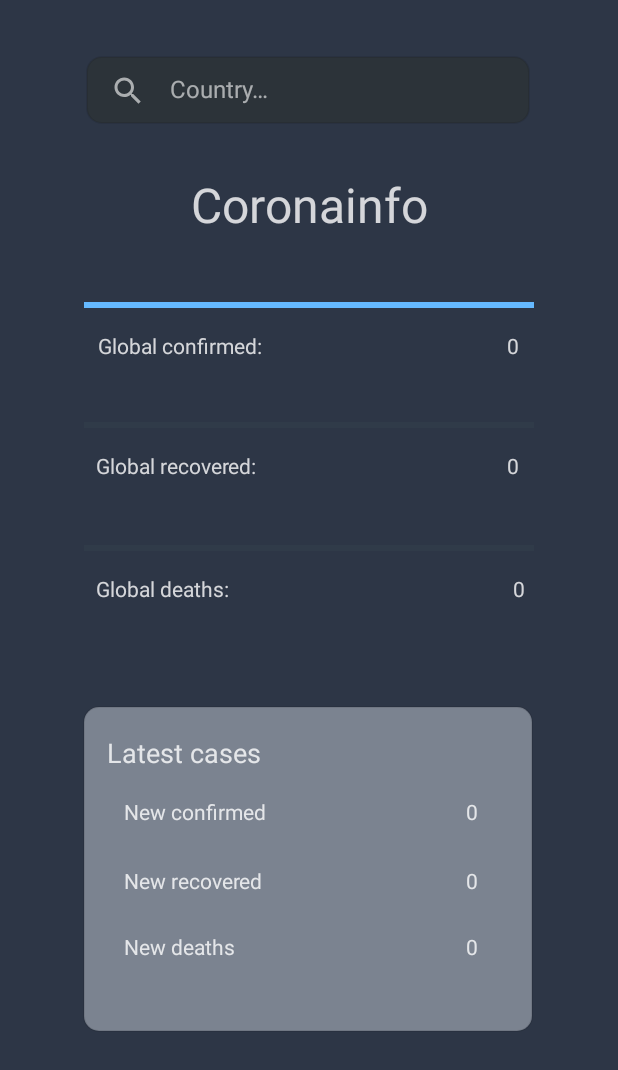
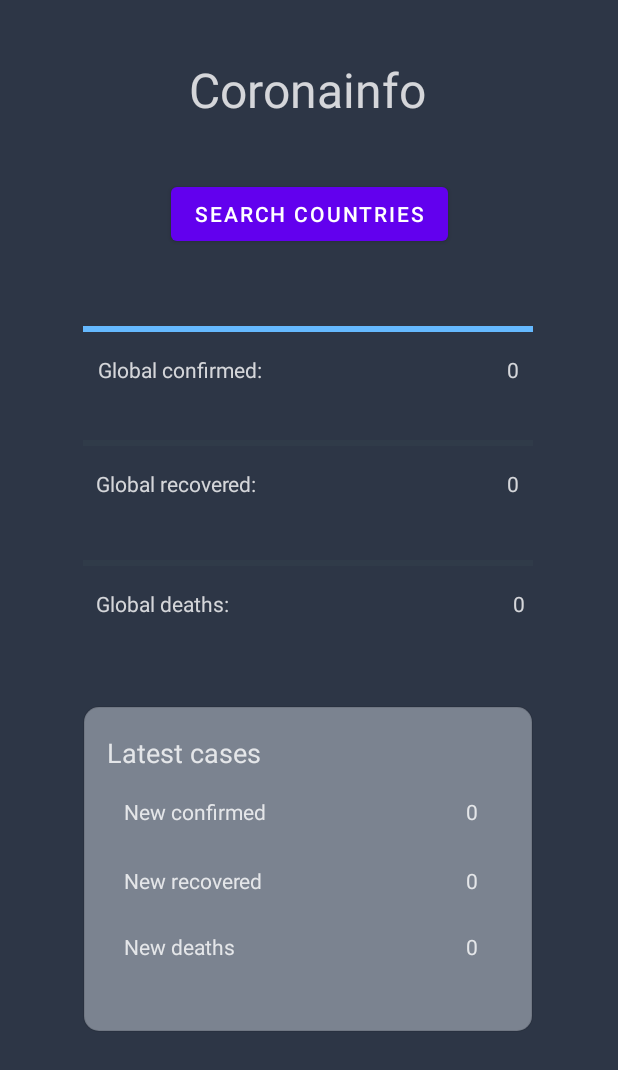
Before and after one commit to andras-adam/coronainfo, an Android app: the screen it shows after launch (HomeActivity), on a phone screen of 412 x 824 dp. Shown: the top 1070 px of the screen. Run offline under Robolectric (Android 15) with nearby library versions, the phone set to English and light mode, and no system bars.

Commit message:
Replaced searchbar with button

```diff
--- a/app/src/main/java/eu/covidinfo/app/HomeActivity.java
+++ b/app/src/main/java/eu/covidinfo/app/HomeActivity.java
@@ -33,7 +33,7 @@ public class HomeActivity extends AppCompatActivity {
     }
 
     private void searchClickListener() {
-        View view = findViewById(R.id.viewSearch);
+        View view = findViewById(R.id.searchButton);
         view.setOnClickListener(target -> {
             Intent intent = new Intent(this, SearchActivity.class);
             startActivity(intent);
--- a/app/src/main/res/layout/activity_home.xml
+++ b/app/src/main/res/layout/activity_home.xml
@@ -7,47 +7,6 @@
     android:layout_height="match_parent"
     android:background="#2D3646"
     tools:context=".CountryActivity">
-
-    <!-- SEARCHBAR -->
-
-    <View
-        android:id="@+id/viewSearch"
-        android:layout_width="296dp"
-        android:layout_height="45dp"
-        android:background="@drawable/bg_search"
-        app:layout_constraintBottom_toBottomOf="parent"
-        app:layout_constraintEnd_toEndOf="parent"
-        app:layout_constraintHorizontal_bias="0.494"
-        app:layout_constraintStart_toStartOf="parent"
-        app:layout_constraintTop_toTopOf="parent"
-        app:layout_constraintVertical_bias="0.048" />
-
-    <ImageView
-        android:id="@+id/iconSearch"
-        android:layout_width="wrap_content"
-        android:layout_height="wrap_content"
-        android:contentDescription="@string/search_button"
-        app:layout_constraintBottom_toBottomOf="@+id/viewSearch"
-        app:layout_constraintEnd_toEndOf="@+id/viewSearch"
-        app:layout_constraintHorizontal_bias="0.058"
-        app:layout_constraintStart_toStartOf="@+id/viewSearch"
-        app:layout_constraintTop_toTopOf="@+id/viewSearch"
-        app:layout_constraintVertical_bias="0.523"
-        app:srcCompat="@drawable/ic_search_24px" />
-
-    <TextView
-        android:id="@+id/textSearch"
-        android:layout_width="wrap_content"
-        android:layout_height="wrap_content"
-        android:text="@string/search_hint"
-        android:textColor="#99FFFFFF"
-        android:textSize="16sp"
-        app:layout_constraintBottom_toBottomOf="@+id/viewSearch"
-        app:layout_constraintEnd_toEndOf="@+id/viewSearch"
-        app:layout_constraintHorizontal_bias="0.242"
-        app:layout_constraintStart_toStartOf="@+id/viewSearch"
-        app:layout_constraintTop_toTopOf="@+id/viewSearch"
-        app:layout_constraintVertical_bias="0.458" />
 
     <!-- SCREEN TITLE -->
 
@@ -60,9 +19,23 @@
         android:textSize="32sp"
         app:layout_constraintBottom_toBottomOf="parent"
         app:layout_constraintEnd_toEndOf="parent"
+        app:layout_constraintHorizontal_bias="0.497"
         app:layout_constraintStart_toStartOf="parent"
         app:layout_constraintTop_toTopOf="parent"
-        app:layout_constraintVertical_bias="0.147" />
+        app:layout_constraintVertical_bias="0.049" />
+
+    <!-- SEARCH BUTTON -->
+
+    <Button
+        android:id="@+id/searchButton"
+        android:layout_width="wrap_content"
+        android:layout_height="wrap_content"
+        android:text="@string/search_countries"
+        app:layout_constraintBottom_toBottomOf="parent"
+        app:layout_constraintEnd_toEndOf="parent"
+        app:layout_constraintStart_toStartOf="parent"
+        app:layout_constraintTop_toTopOf="parent"
+        app:layout_constraintVertical_bias="0.153" />
 
     <!--  TOTAL CONFIRMED  -->
 
@@ -78,9 +51,10 @@
         android:progressTint="#65B9FF"
         app:layout_constraintBottom_toBottomOf="parent"
         app:layout_constraintEnd_toEndOf="parent"
+        app:layout_constraintHorizontal_bias="0.494"
         app:layout_constraintStart_toStartOf="parent"
-        app:layout_constraintTop_toBottomOf="@+id/textScreenTitle"
-        app:layout_constraintVertical_bias="0.062" />
+        app:layout_constraintTop_toTopOf="parent"
+        app:layout_constraintVertical_bias="0.264" />
 
     <TextView
         android:id="@+id/textTotalConfirmed"
@@ -123,9 +97,10 @@
         android:progressTint="#A6FF8D"
         app:layout_constraintBottom_toBottomOf="parent"
         app:layout_constraintEnd_toEndOf="parent"
+        app:layout_constraintHorizontal_bias="0.494"
         app:layout_constraintStart_toStartOf="parent"
-        app:layout_constraintTop_toBottomOf="@+id/textScreenTitle"
-        app:layout_constraintVertical_bias="0.184" />
+        app:layout_constraintTop_toTopOf="parent"
+        app:layout_constraintVertical_bias="0.357" />
 
     <TextView
         android:id="@+id/textTotalRecovered"
@@ -168,9 +143,10 @@
         android:progressTint="#FF5B5B"
         app:layout_constraintBottom_toBottomOf="parent"
         app:layout_constraintEnd_toEndOf="parent"
+        app:layout_constraintHorizontal_bias="0.494"
         app:layout_constraintStart_toStartOf="parent"
-        app:layout_constraintTop_toBottomOf="@+id/textScreenTitle"
-        app:layout_constraintVertical_bias="0.309" />
+        app:layout_constraintTop_toTopOf="parent"
+        app:layout_constraintVertical_bias="0.455" />
 
     <TextView
         android:id="@+id/textTotalDeaths"
@@ -213,7 +189,7 @@
         app:layout_constraintVertical_bias="0.758" />
 
     <TextView
-        android:id="@+id/textStatistics"
+        android:id="@+id/textLatest"
         android:layout_width="wrap_content"
         android:layout_height="wrap_content"
         android:text="@string/latest_title"
--- a/app/src/main/res/values/strings.xml
+++ b/app/src/main/res/values/strings.xml
@@ -1,8 +1,7 @@
 <resources>
     <string name="app_name">Coronainfo</string>
-    <string name="app_logo">Earth</string>
-    <string name="search_button">Search button</string>
-    <string name="search_hint">Country…</string>
+    <string name="app_logo">Application logo of Earth</string>
+    <string name="search_countries">Search countries</string>
     <string name="global_confirmed">Global confirmed:</string>
     <string name="global_recovered">Global recovered:</string>
     <string name="global_deaths">Global deaths:</string>
```
